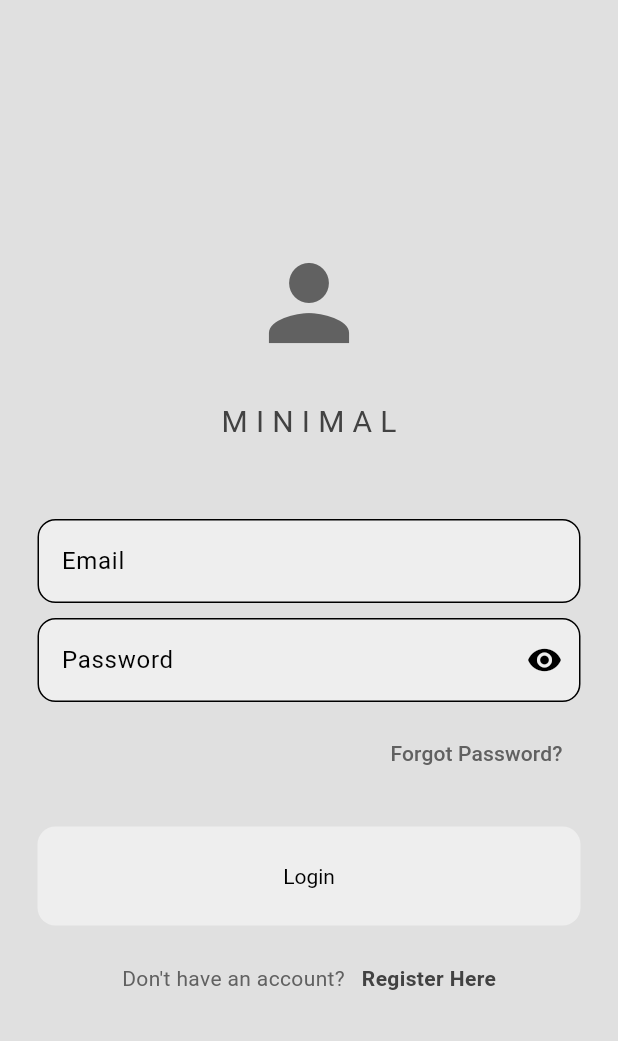
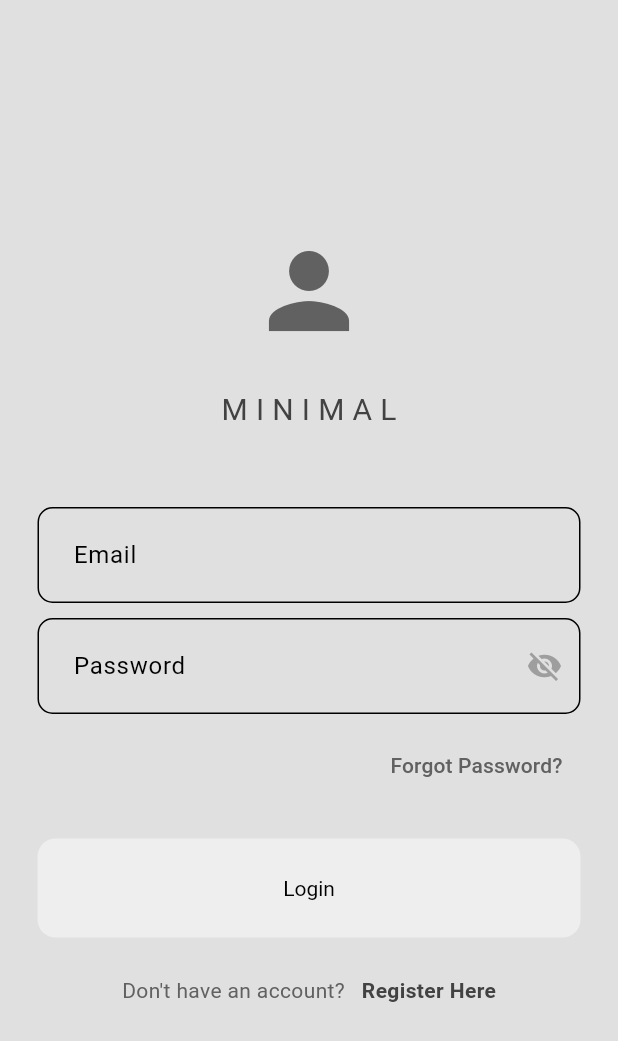
Before and after one commit to AadityaYadav2003/ecommerce, a Flutter app: the screen it shows after launch, after a tap on "LOGIN", on a phone screen of 412 x 824 dp. Shown: the top 1041 px of the screen. Run offline on Flutter 3.47's test engine with Material 3 defaults, Android fonts, the phone set to English and light mode, and no system bars; our stand-ins replace badges, email_validator, image_picker, shared_preferences; missing offline and left inert: phonepe_payment_sdk.

Commit message:
modified:   lib/components/my_textfield.dart 	modified:   lib/pages/login_page.dart

```diff
--- a/lib/components/my_textfield.dart
+++ b/lib/components/my_textfield.dart
@@ -17,42 +17,42 @@ class MyTextField extends StatefulWidget {
 }
 
 class _MyTextFieldState extends State<MyTextField> {
-  bool _isObscured = true;
+  bool _obscureText = true;
 
-  @override
-  void initState() {
-    super.initState();
-    _isObscured = widget.obscureText;
+  void togglePasswordVisibility() {
+    setState(() {
+      _obscureText = !_obscureText;
+    });
   }
 
   @override
   Widget build(BuildContext context) {
-    return Container(
-      decoration: BoxDecoration(
-        color: Colors.grey.shade200,
-        borderRadius: BorderRadius.circular(12),
+    return TextField(
+      controller: widget.controller,
+      obscureText: _obscureText && widget.obscureText,
+      decoration: InputDecoration(
+        filled: true,
+        fillColor: Colors.transparent,
+        border: OutlineInputBorder(
+          borderRadius: BorderRadius.circular(10),
+          borderSide: const BorderSide(color: Colors.black),
         ),
-      child: TextField(
-        controller: widget.controller,
-        obscureText: _isObscured,
-        decoration: InputDecoration(
-          border: OutlineInputBorder(
-            borderRadius: BorderRadius.circular(12),
+        focusedBorder: OutlineInputBorder(
+          borderRadius: BorderRadius.circular(10),
+          borderSide: const BorderSide(color: Colors.black),
         ),
         hintText: widget.hintText,
         suffixIcon: widget.obscureText
             ? IconButton(
+                onPressed: togglePasswordVisibility,
                 icon: Icon(
-                    _isObscured ? Icons.visibility : Icons.visibility_off,
+                  _obscureText ? Icons.visibility_off : Icons.visibility,
+                  color: _obscureText ? Colors.grey : Colors.black,
                 ),
-                  onPressed: () {
-                    setState(() {
-                      _isObscured = !_isObscured;
-                    });
-                  },
               )
             : null,
-        ),
+        contentPadding:
+            const EdgeInsets.symmetric(horizontal: 20, vertical: 20),
       ),
     );
   }
```
Also changed, not shown: lib/pages/login_page.dart (+5 -5 lines). Lines whose indentation alone changed are shown as unchanged.
